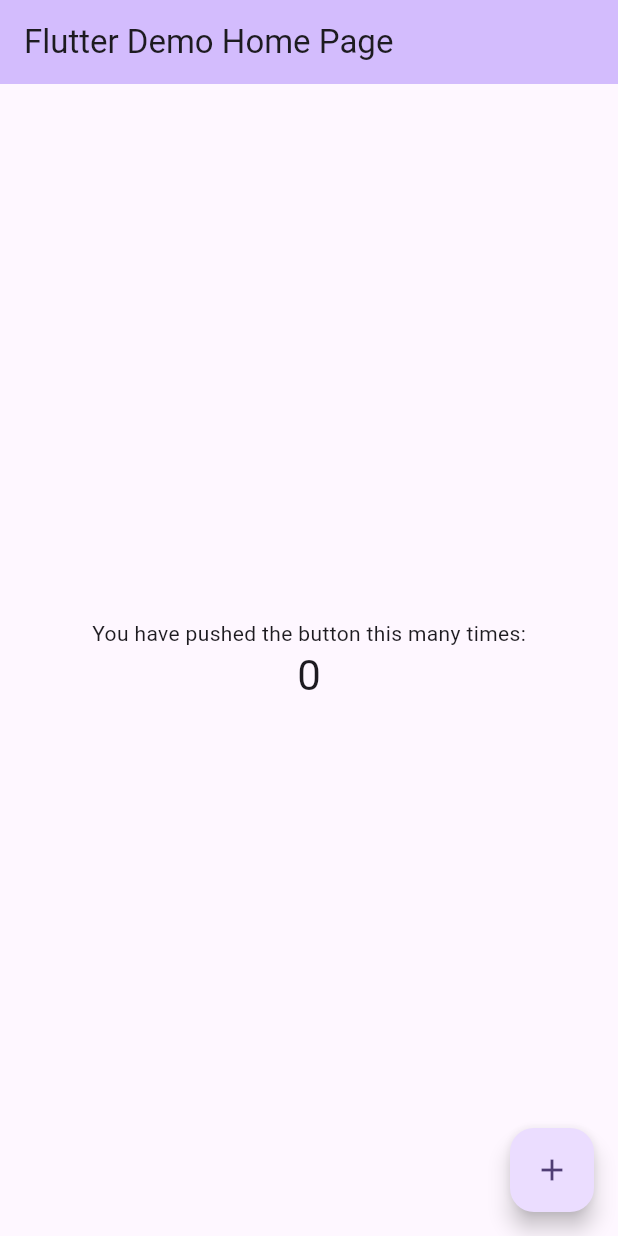
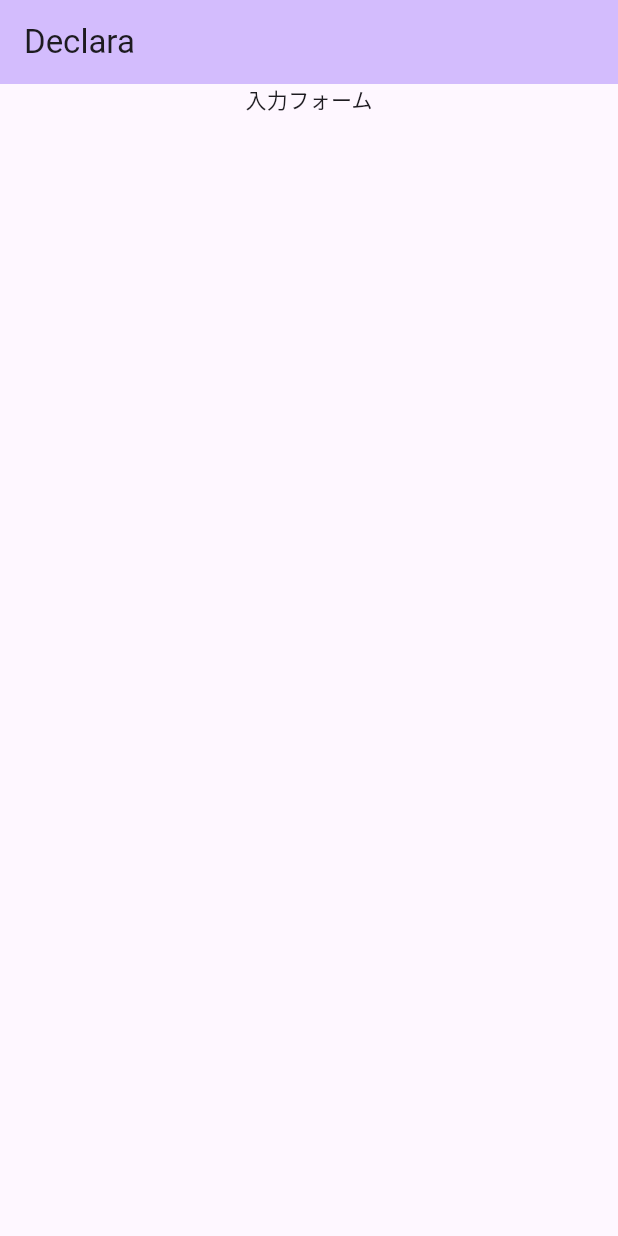
Before and after one commit to 8mitsuboy/Declara, a Flutter app: the screen it shows after launch, on a phone screen of 412 x 824 dp. Run offline on Flutter 3.47's test engine with Material 3 defaults, Android fonts, the light colour scheme and no system bars.

Commit message:
ホームスクリーンを別ファイルに書き出し

```diff
--- /dev/null
+++ b/lib/features/create_subTask/presentation/home_screen.dart
@@ -0,0 +1,16 @@
+import 'package:flutter/material.dart';
+
+class HomeScreen extends StatelessWidget {
+  const HomeScreen({super.key});
+
+  @override
+  Widget build(BuildContext context) {
+    return Scaffold(
+      appBar: AppBar(
+        backgroundColor: Theme.of(context).colorScheme.inversePrimary,
+        title: Text('Declara'),
+      ),
+      body: Center(child: Column(children: [Text('入力フォーム')])),
+    );
+  }
+}
--- a/lib/main.dart
+++ b/lib/main.dart
@@ -1,3 +1,4 @@
+import 'package:declara/features/create_subTask/presentation/home_screen.dart';
 import 'package:flutter/material.dart';
 
 void main() {
@@ -11,57 +12,11 @@ class MyApp extends StatelessWidget {
   @override
   Widget build(BuildContext context) {
     return MaterialApp(
-      title: 'Flutter Demo',
+      title: 'Declara',
       theme: ThemeData(
         colorScheme: ColorScheme.fromSeed(seedColor: Colors.deepPurple),
       ),
-      home: const MyHomePage(title: 'Flutter Demo Home Page'),
+      home: const HomeScreen(),
     );
   }
 }
-
-class MyHomePage extends StatefulWidget {
-  const MyHomePage({super.key, required this.title});
-
-  final String title;
-
-  @override
-  State<MyHomePage> createState() => _MyHomePageState();
-}
-
-class _MyHomePageState extends State<MyHomePage> {
-  int _counter = 0;
-
-  void _incrementCounter() {
-    setState(() {
-      _counter++;
-    });
-  }
-
-  @override
-  Widget build(BuildContext context) {
-    return Scaffold(
-      appBar: AppBar(
-        backgroundColor: Theme.of(context).colorScheme.inversePrimary,
-        title: Text(widget.title),
-      ),
-      body: Center(
-        child: Column(
-          mainAxisAlignment: MainAxisAlignment.center,
-          children: <Widget>[
-            const Text('You have pushed the button this many times:'),
-            Text(
-              '$_counter',
-              style: Theme.of(context).textTheme.headlineMedium,
-            ),
-          ],
-        ),
-      ),
-      floatingActionButton: FloatingActionButton(
-        onPressed: _incrementCounter,
-        tooltip: 'Increment',
-        child: const Icon(Icons.add),
-      ), // This trailing comma makes auto-formatting nicer for build methods.
-    );
-  }
-}
```
